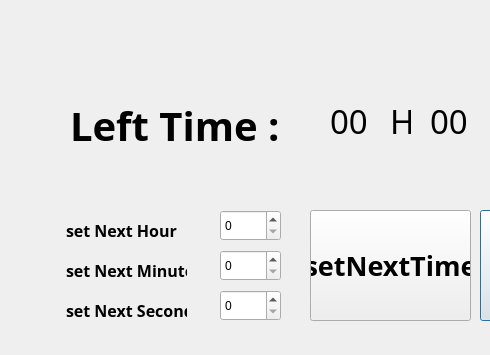
Old version of the form serial.ui in the repository addinedu-ros-3rd/iot-repo-7; both pictures show x 0 to 490 and y 0 to 355 of the 862 by 355 pixel window.
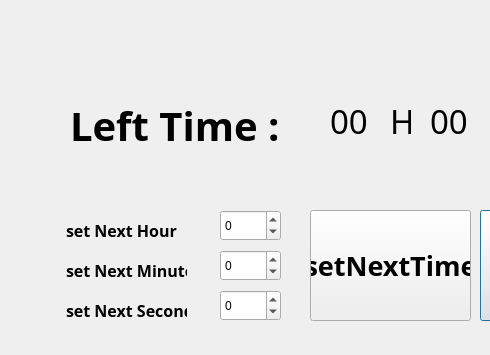
New version of the form.

Commit message: UI SpinBox Wrapping

```diff
--- a/serial.ui
+++ b/serial.ui
@@ -64,6 +64,18 @@
      <height>31</height>
     </rect>
    </property>
+   <property name="wrapping">
+    <bool>true</bool>
+   </property>
+   <property name="buttonSymbols">
+    <enum>QAbstractSpinBox::UpDownArrows</enum>
+   </property>
+   <property name="maximum">
+    <number>23</number>
+   </property>
+   <property name="stepType">
+    <enum>QAbstractSpinBox::DefaultStepType</enum>
+   </property>
   </widget>
   <widget class="QLabel" name="label">
    <property name="geometry">
@@ -116,6 +128,12 @@
      <height>31</height>
     </rect>
    </property>
+   <property name="wrapping">
+    <bool>true</bool>
+   </property>
+   <property name="maximum">
+    <number>59</number>
+   </property>
   </widget>
   <widget class="QLabel" name="label_3">
    <property name="geometry">
@@ -147,6 +165,12 @@
      <height>31</height>
     </rect>
    </property>
+   <property name="wrapping">
+    <bool>true</bool>
+   </property>
+   <property name="maximum">
+    <number>59</number>
+   </property>
   </widget>
   <widget class="QLabel" name="label_4">
    <property name="geometry">
```
The commit also changes 1 other file.
